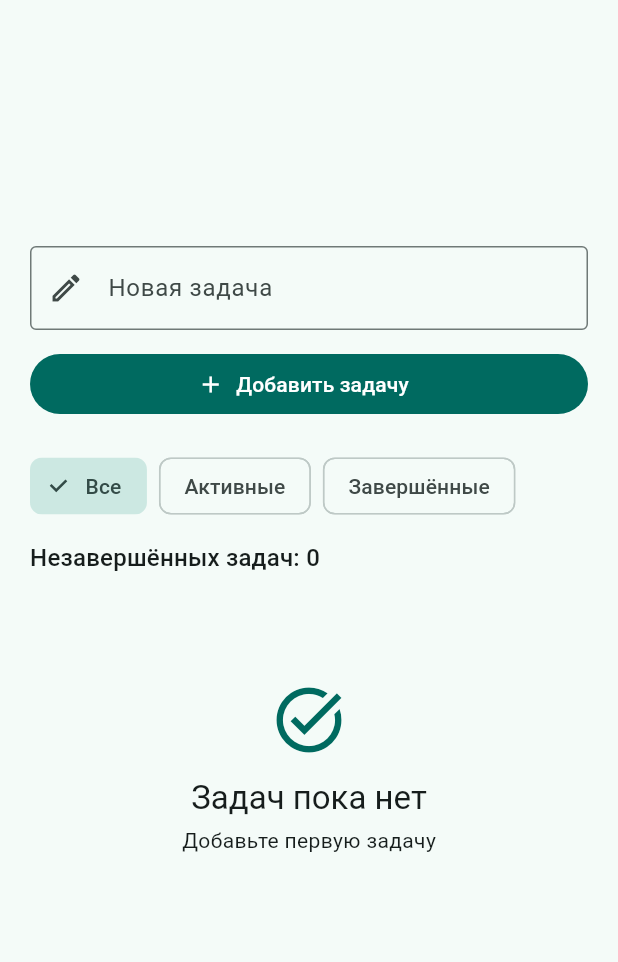
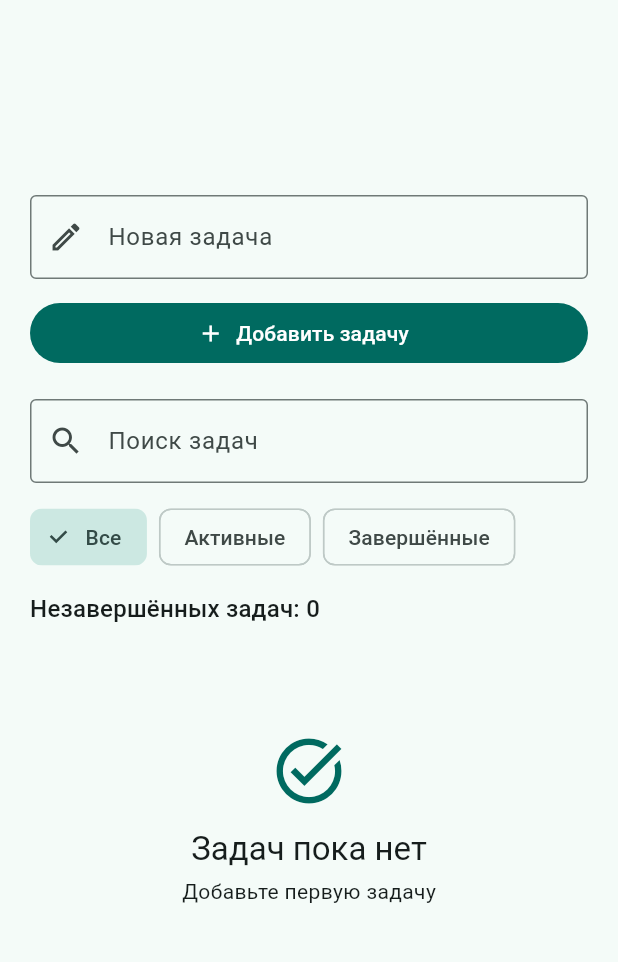
Before and after one commit to halsab/flutter-harness-lab, a Flutter app: the screen it shows after launch, on a phone screen of 412 x 824 dp, the part 63-1025 px from its top. Run offline on Flutter 3.47's test engine with Material 3 defaults, Android fonts, the phone set to English and light mode, and no system bars; our stand-ins replace shared_preferences.

Commit message:
Add task title search

```diff
--- a/lib/main.dart
+++ b/lib/main.dart
@@ -41,6 +41,7 @@ class _TaskListScreenState extends State<TaskListScreen> {
   var _isLoading = true;
   var _loadFailed = false;
   var _taskFilter = _TaskFilter.all;
+  var _searchQuery = '';
   final _pendingAddTitles = <String>{};
   Future<void> _pendingWrites = Future<void>.value();
 
@@ -165,12 +166,15 @@ class _TaskListScreenState extends State<TaskListScreen> {
   @override
   Widget build(BuildContext context) {
     final activeTaskCount = _tasks.where((task) => !task.isCompleted).length;
+    final normalizedSearchQuery = _searchQuery.trim().toLowerCase();
     final visibleTasks = _tasks.where((task) {
-      return switch (_taskFilter) {
+      final matchesFilter = switch (_taskFilter) {
         _TaskFilter.all => true,
         _TaskFilter.active => !task.isCompleted,
         _TaskFilter.completed => task.isCompleted,
       };
+      return matchesFilter &&
+          task.title.toLowerCase().contains(normalizedSearchQuery);
     }).toList();
     return Scaffold(
       appBar: AppBar(title: const Text('Мои задачи')),
@@ -215,6 +219,21 @@ class _TaskListScreenState extends State<TaskListScreen> {
                     ),
                     const SizedBox(height: 20),
                     if (!_isLoading && !_loadFailed) ...[
+                      Semantics(
+                        identifier: 'task-search',
+                        child: TextField(
+                          textInputAction: TextInputAction.search,
+                          onChanged: (query) =>
+                              setState(() => _searchQuery = query),
+                          decoration: const InputDecoration(
+                            labelText: 'Поиск задач',
+                            hintText: 'Введите название задачи',
+                            prefixIcon: Icon(Icons.search),
+                            border: OutlineInputBorder(),
+                          ),
+                        ),
+                      ),
+                      const SizedBox(height: 12),
                       Wrap(
                         spacing: 8,
                         children: [
@@ -249,6 +268,12 @@ class _TaskListScreenState extends State<TaskListScreen> {
                       ),
                       if (_tasks.isEmpty)
                         const SizedBox(height: 240, child: _EmptyTasks())
+                      else if (visibleTasks.isEmpty &&
+                          normalizedSearchQuery.isNotEmpty)
+                        const SizedBox(
+                          height: 200,
+                          child: Center(child: Text('Задачи не найдены')),
+                        )
                       else if (visibleTasks.isEmpty)
                         SizedBox(
                           height: 200,
```
Also changed, not shown: 1 other file.
